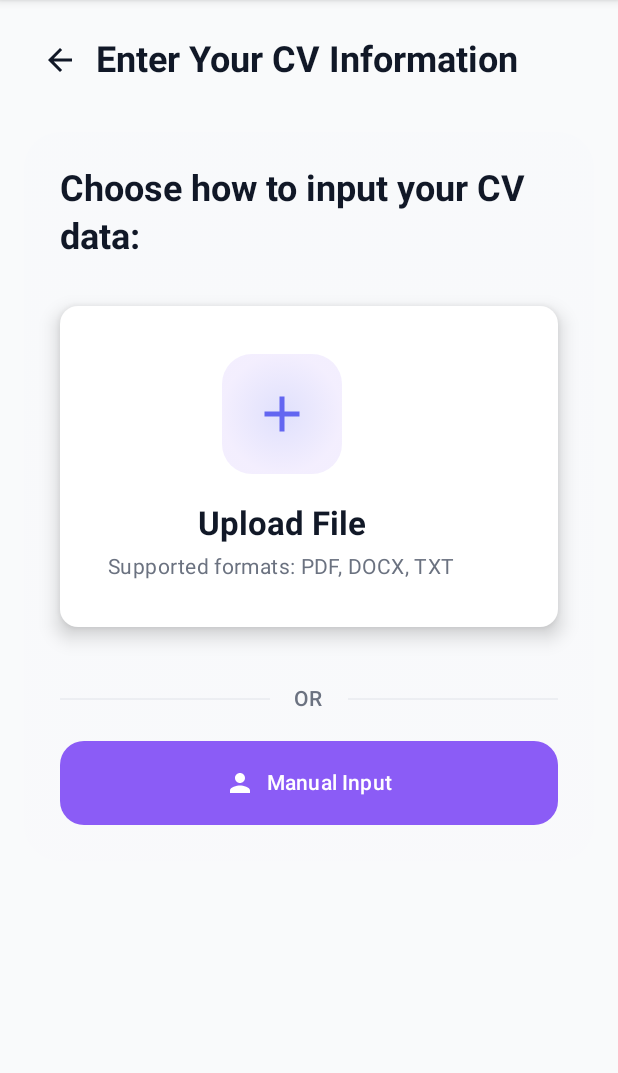
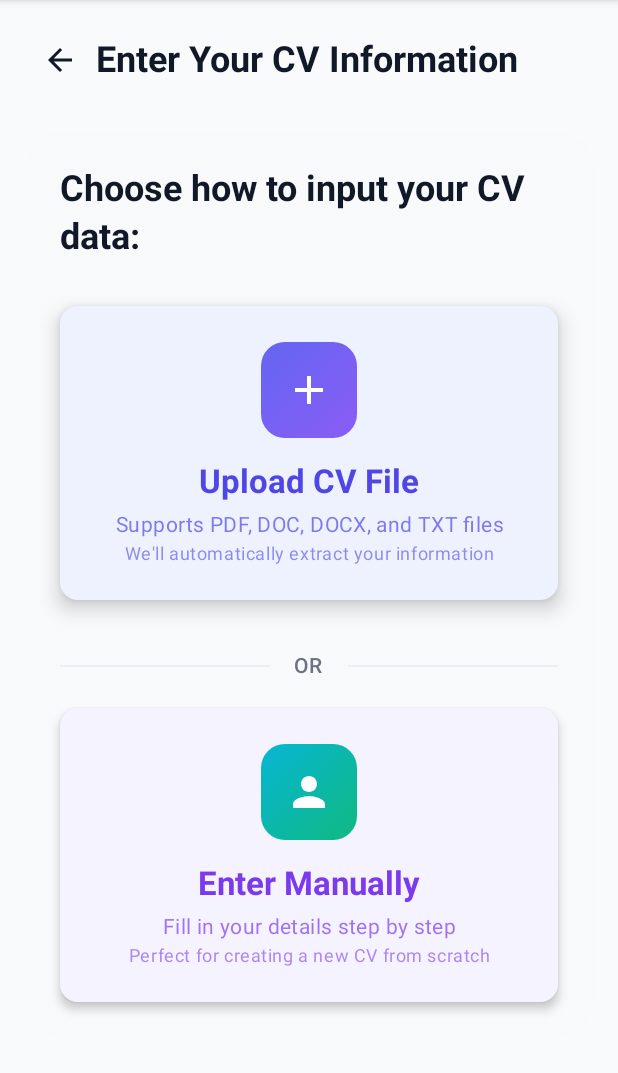
Before and after one commit to boss-error/newprject, an Android app built with Jetpack Compose: the DataInputScreen screen opened through its navigation route, on a phone screen of 412 x 824 dp, the part 84-1157 px from its top. Run offline under Robolectric (Android 15) with nearby library versions, the phone set to English and light mode, and no system bars; 1 statement that could not run was skipped.

Commit message:
Fix UI crashes and add PDF parsing support
- Fixed critical minLines/maxLines bug in ModernTextField that was causing IllegalArgumentException
- Added PDF, DOC, and DOCX parsing support using iText and Apache POI libraries
- Enhanced DataInputScreen UI with modern Material 3 design
- Improved error handling and user feedback
- Added better file upload instructions and visual design
- Fixed TextAlign import and Color import issues
- Enhanced manual input button with gradient design

```diff
--- a/app/src/main/java/com/cvgenerator/app/ui/screens/DataInputScreen.kt
+++ b/app/src/main/java/com/cvgenerator/app/ui/screens/DataInputScreen.kt
@@ -21,9 +21,11 @@ import androidx.compose.ui.Alignment
 import androidx.compose.ui.Modifier
 import androidx.compose.ui.draw.clip
 import androidx.compose.ui.graphics.Brush
+import androidx.compose.ui.graphics.Color
 import androidx.compose.ui.graphics.vector.ImageVector
 import androidx.compose.ui.res.stringResource
 import androidx.compose.ui.text.font.FontWeight
+import androidx.compose.ui.text.style.TextAlign
 import androidx.compose.ui.unit.dp
 import com.cvgenerator.app.R
 import com.cvgenerator.app.data.CVData
@@ -72,6 +74,35 @@ fun DataInputScreen(
             )
         }
 
+        // Show error message if any
+        uiState.errorMessage?.let { error ->
+            Card(
+                modifier = Modifier
+                    .fillMaxWidth()
+                    .padding(bottom = 16.dp),
+                colors = CardDefaults.cardColors(
+                    containerColor = MaterialTheme.colorScheme.errorContainer
+                )
+            ) {
+                Row(
+                    modifier = Modifier.padding(16.dp),
+                    verticalAlignment = Alignment.CenterVertically
+                ) {
+                    Icon(
+                        imageVector = Icons.Default.Person, // You can use a warning icon
+                        contentDescription = "Error",
+                        tint = MaterialTheme.colorScheme.onErrorContainer
+                    )
+                    Spacer(modifier = Modifier.width(8.dp))
+                    Text(
+                        text = error,
+                        color = MaterialTheme.colorScheme.onErrorContainer,
+                        style = MaterialTheme.typography.bodyMedium
+                    )
+                }
+            }
+        }
+
         if (uiState.isLoading) {
             Box(
                 modifier = Modifier.fillMaxSize(),
@@ -80,9 +111,22 @@ fun DataInputScreen(
                 Column(
                     horizontalAlignment = Alignment.CenterHorizontally
                 ) {
-                    CircularProgressIndicator()
+                    CircularProgressIndicator(
+                        color = PrimaryBlue,
+                        strokeWidth = 4.dp
+                    )
                     Spacer(modifier = Modifier.height(16.dp))
-                    Text("Processing file...")
+                    Text(
+                        text = "Processing file...",
+                        style = MaterialTheme.typography.bodyLarge,
+                        color = MaterialTheme.colorScheme.onSurface
+                    )
+                    Spacer(modifier = Modifier.height(8.dp))
+                    Text(
+                        text = "Please wait while we extract your CV data",
+                        style = MaterialTheme.typography.bodyMedium,
+                        color = MaterialTheme.colorScheme.onSurfaceVariant
+                    )
                 }
             }
         } else if (!showManualInput && cvData.personalInfo.fullName.isEmpty()) {
@@ -114,52 +158,57 @@ fun DataInputScreen(
                 ElevatedCard(
                     modifier = Modifier
                         .fillMaxWidth()
-                        .padding(bottom = 20.dp),
-                    onClick = {
-                        filePickerLauncher.launch("*/*")
-                    },
+                        .padding(bottom = 16.dp),
                     elevation = CardDefaults.elevatedCardElevation(defaultElevation = 8.dp),
                     colors = CardDefaults.elevatedCardColors(
-                        containerColor = MaterialTheme.colorScheme.surface
-                    )
+                        containerColor = MaterialTheme.colorScheme.primaryContainer
+                    ),
+                    onClick = { filePickerLauncher.launch("*/*") }
                 ) {
                     Column(
-                        modifier = Modifier.padding(32.dp),
+                        modifier = Modifier
+                            .fillMaxWidth()
+                            .padding(24.dp),
                         horizontalAlignment = Alignment.CenterHorizontally
                     ) {
                         Box(
                             modifier = Modifier
-                                .size(80.dp)
-                                .clip(RoundedCornerShape(20.dp))
+                                .size(64.dp)
+                                .clip(RoundedCornerShape(16.dp))
                                 .background(
-                                    Brush.radialGradient(
-                                        colors = listOf(
-                                            PrimaryBlue.copy(alpha = 0.2f),
-                                            SecondaryPurple.copy(alpha = 0.1f)
-                                        )
+                                    Brush.linearGradient(
+                                        colors = listOf(PrimaryBlue, SecondaryPurple)
                                     )
                                 ),
                             contentAlignment = Alignment.Center
                         ) {
                             Icon(
-                                Icons.Default.Add,
-                                contentDescription = null,
-                                modifier = Modifier.size(40.dp),
-                                tint = PrimaryBlue
+                                imageVector = Icons.Default.Add,
+                                contentDescription = "Upload File",
+                                modifier = Modifier.size(32.dp),
+                                tint = Color.White
                             )
                         }
-                        Spacer(modifier = Modifier.height(20.dp))
+                        Spacer(modifier = Modifier.height(16.dp))
                         Text(
-                            text = stringResource(R.string.upload_file),
+                            text = "Upload CV File",
                             style = MaterialTheme.typography.titleLarge,
                             fontWeight = FontWeight.Bold,
-                            color = MaterialTheme.colorScheme.onSurface
+                            color = MaterialTheme.colorScheme.onPrimaryContainer
                         )
                         Spacer(modifier = Modifier.height(8.dp))
                         Text(
-                            text = stringResource(R.string.supported_formats),
+                            text = "Supports PDF, DOC, DOCX, and TXT files",
                             style = MaterialTheme.typography.bodyMedium,
-                            color = MaterialTheme.colorScheme.onSurfaceVariant
+                            color = MaterialTheme.colorScheme.onPrimaryContainer.copy(alpha = 0.7f),
+                            textAlign = TextAlign.Center
+                        )
+                        Spacer(modifier = Modifier.height(4.dp))
+                        Text(
+                            text = "We'll automatically extract your information",
+                            style = MaterialTheme.typography.bodySmall,
+                            color = MaterialTheme.colorScheme.onPrimaryContainer.copy(alpha = 0.6f),
+                            textAlign = TextAlign.Center
                         )
                     }
                 }
@@ -187,28 +236,61 @@ fun DataInputScreen(
                     )
                 }
 
-                // Manual Input Button with gradient
-                Button(
-                    onClick = { showManualInput = true },
+                // Manual Input Button with modern design
+                ElevatedCard(
+                    modifier = Modifier.fillMaxWidth(),
+                    elevation = CardDefaults.elevatedCardElevation(defaultElevation = 4.dp),
+                    colors = CardDefaults.elevatedCardColors(
+                        containerColor = MaterialTheme.colorScheme.secondaryContainer
+                    ),
+                    onClick = { showManualInput = true }
+                ) {
+                    Column(
                         modifier = Modifier
                             .fillMaxWidth()
-                        .height(56.dp),
-                    shape = RoundedCornerShape(16.dp),
-                    colors = ButtonDefaults.buttonColors(
-                        containerColor = MaterialTheme.colorScheme.secondary
+                            .padding(24.dp),
+                        horizontalAlignment = Alignment.CenterHorizontally
+                    ) {
+                        Box(
+                            modifier = Modifier
+                                .size(64.dp)
+                                .clip(RoundedCornerShape(16.dp))
+                                .background(
+                                    Brush.linearGradient(
+                                        colors = listOf(AccentTeal, AccentGreen)
                                     )
+                                ),
+                            contentAlignment = Alignment.Center
                         ) {
                             Icon(
-                        Icons.Default.Person,
-                        contentDescription = null,
-                        modifier = Modifier.size(20.dp)
+                                imageVector = Icons.Default.Person,
+                                contentDescription = "Manual Input",
+                                modifier = Modifier.size(32.dp),
+                                tint = Color.White
                             )
-                    Spacer(modifier = Modifier.width(8.dp))
+                        }
+                        Spacer(modifier = Modifier.height(16.dp))
                         Text(
-                        text = stringResource(R.string.manual_input),
-                        style = MaterialTheme.typography.labelLarge,
-                        fontWeight = FontWeight.Medium
+                            text = "Enter Manually",
+                            style = MaterialTheme.typography.titleLarge,
+                            fontWeight = FontWeight.Bold,
+                            color = MaterialTheme.colorScheme.onSecondaryContainer
                         )
+                        Spacer(modifier = Modifier.height(8.dp))
+                        Text(
+                            text = "Fill in your details step by step",
+                            style = MaterialTheme.typography.bodyMedium,
+                            color = MaterialTheme.colorScheme.onSecondaryContainer.copy(alpha = 0.7f),
+                            textAlign = TextAlign.Center
+                        )
+                        Spacer(modifier = Modifier.height(4.dp))
+                        Text(
+                            text = "Perfect for creating a new CV from scratch",
+                            style = MaterialTheme.typography.bodySmall,
+                            color = MaterialTheme.colorScheme.onSecondaryContainer.copy(alpha = 0.6f),
+                            textAlign = TextAlign.Center
+                        )
+                    }
                 }
             }
         } else {
@@ -473,20 +555,25 @@ private fun ModernTextField(
     label: String,
     modifier: Modifier = Modifier,
     minLines: Int = 1,
-    maxLines: Int = 1
+    maxLines: Int = Int.MAX_VALUE
 ) {
+    // Ensure maxLines is always >= minLines to prevent crash
+    val safeMaxLines = if (maxLines < minLines) minLines else maxLines
+
     OutlinedTextField(
         value = value,
         onValueChange = onValueChange,
         label = { Text(label) },
         modifier = modifier.fillMaxWidth(),
         minLines = minLines,
-        maxLines = maxLines,
+        maxLines = safeMaxLines,
         shape = RoundedCornerShape(16.dp),
         colors = OutlinedTextFieldDefaults.colors(
             focusedBorderColor = PrimaryBlue,
             focusedLabelColor = PrimaryBlue,
-            cursorColor = PrimaryBlue
+            cursorColor = PrimaryBlue,
+            unfocusedBorderColor = MaterialTheme.colorScheme.outline.copy(alpha = 0.5f),
+            unfocusedLabelColor = MaterialTheme.colorScheme.onSurfaceVariant
         )
     )
 }
```
Also changed, not shown: app/build.gradle (+9 -6 lines), app/src/main/java/com/cvgenerator/app/service/FileParsingService.kt (+71 -4 lines). Lines whose indentation alone changed are shown as unchanged.
